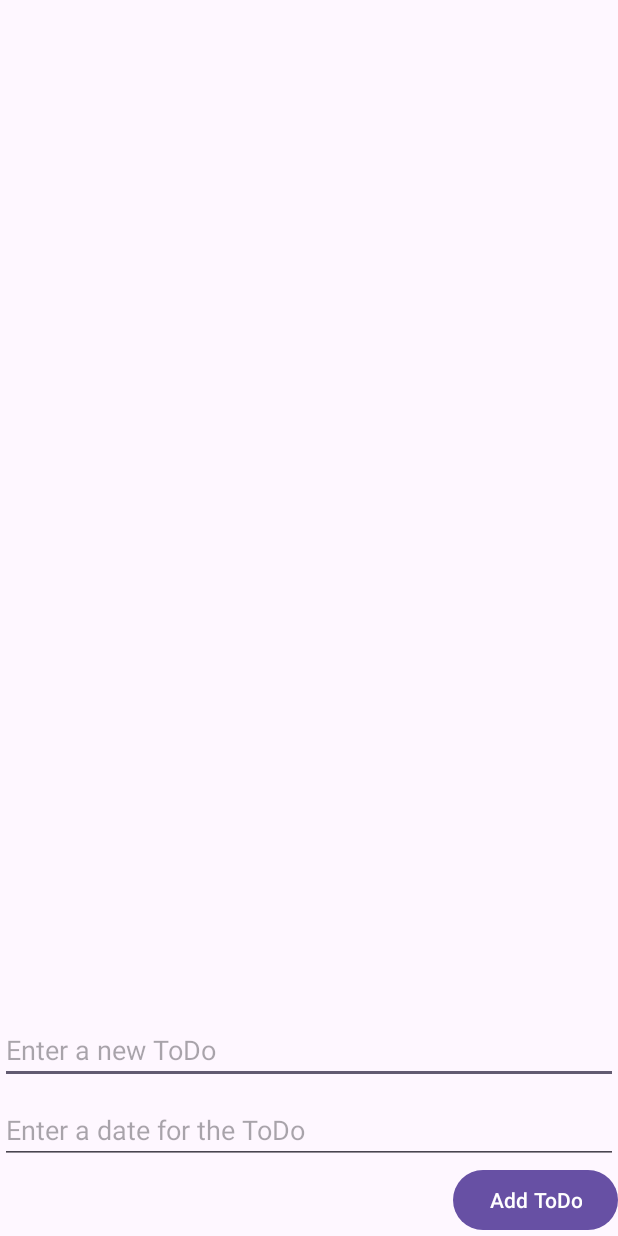
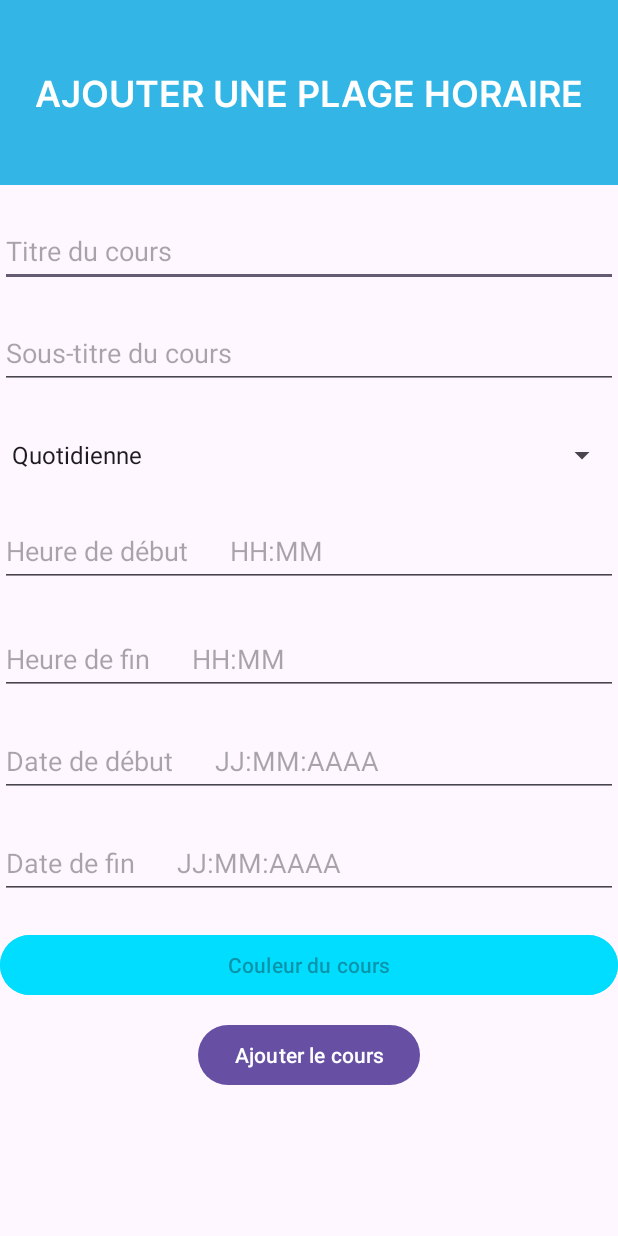
Before and after one commit to Konynico/Chronos-HM40, an Android app: the screen it shows after launch (TodoList before the commit, AddCourseActivity after it), after a tap on "Plage Horaire", on a phone screen of 412 x 824 dp. Run offline under Robolectric (Android 15) with nearby library versions, the phone set to English and light mode, and no system bars; libraries missing offline, so code that uses them is left out: yuku.ambilwarna; 3 other taps on this screen came first.

Commit message:
mise en place de l'emploi du temps

```diff
--- a/app/build.gradle
+++ b/app/build.gradle
@@ -40,5 +40,7 @@ dependencies {
     androidTestImplementation 'androidx.test.ext:junit:1.1.3'
     androidTestImplementation 'androidx.test.espresso:espresso-core:3.4.0'
     implementation 'org.apache.commons:commons-io:1.3.2'
+    implementation 'com.github.yukuku:ambilwarna:2.0.1'
+
 
 }
--- /dev/null
+++ b/app/src/main/java/com/example/chronos_hm40/AddCourseActivity.java
@@ -0,0 +1,97 @@
+package com.example.chronos_hm40;
+
+import androidx.appcompat.app.AppCompatActivity;
+import androidx.constraintlayout.widget.ConstraintLayout;
+import androidx.core.content.ContextCompat;
+
+import android.os.Bundle;
+import android.view.View;
+import android.widget.ArrayAdapter;
+import android.widget.Button;
+import android.widget.EditText;
+import android.widget.Spinner;
+import android.widget.Toast;
+
+import yuku.ambilwarna.AmbilWarnaDialog;
+
+public class AddCourseActivity extends AppCompatActivity {
+    DatabaseHelper databaseHelper = new DatabaseHelper(this);
+
+    ConstraintLayout mLayout;
+    int mDefaultColor;
+    Button mButton;
+    Button buttonSave;
+
+    Spinner spinnerFrequency;
+    ArrayAdapter<CharSequence> frequencyAdapter;
+    @Override
+    protected void onCreate(Bundle savedInstanceState) {
+        super.onCreate(savedInstanceState);
+        setContentView(R.layout.activity_add_course);
+        spinnerFrequency = findViewById(R.id.spinnerFrequency);
+        frequencyAdapter = ArrayAdapter.createFromResource(this, R.array.frequency_options, android.R.layout.simple_spinner_item);
+        frequencyAdapter.setDropDownViewResource(android.R.layout.simple_spinner_dropdown_item);
+        spinnerFrequency.setAdapter(frequencyAdapter);
+
+        mLayout = (ConstraintLayout) findViewById(R.id.layout);
+        mDefaultColor = ContextCompat.getColor(AddCourseActivity.this, R.color.colorPrimary);
+        mButton = (Button) findViewById(R.id.button);
+        mButton.setOnClickListener(new View.OnClickListener() {
+            @Override
+            public void onClick(View v) {
+                openColorPicker();
+            }
+        });
+        buttonSave = findViewById(R.id.buttonAddCourse);
+        buttonSave.setOnClickListener(new View.OnClickListener() {
+            @Override
+            public void onClick(View v) {
+                saveCourse();
+            }
+        });
+    }
+
+    public void openColorPicker() {
+        AmbilWarnaDialog colorPicker = new AmbilWarnaDialog(this, mDefaultColor, new AmbilWarnaDialog.OnAmbilWarnaListener() {
+            @Override
+            public void onCancel(AmbilWarnaDialog dialog) {
+            }
+
+            @Override
+            public void onOk(AmbilWarnaDialog dialog, int color) {
+                mDefaultColor = color;
+                mButton.setBackgroundColor(mDefaultColor);
+            }
+        });
+        colorPicker.show();
+    }
+    private void saveCourse() {
+        EditText editTextTitle = findViewById(R.id.editTextTitle);
+        EditText editTextSubtitle = findViewById(R.id.editTextSubtitle);
+        EditText editTextHourBegin = findViewById(R.id.editTextHourBegin);
+        EditText editTextHourEnd = findViewById(R.id.editTextHourEnd);
+        EditText editTextDateBegin = findViewById(R.id.editTextDateBegin);
+        EditText editTextDateEnd = findViewById(R.id.editTextDateEnd);
+
+        String title = editTextTitle.getText().toString();
+        String subtitle = editTextSubtitle.getText().toString();
+        int color = mDefaultColor;
+        String frequency = spinnerFrequency.getSelectedItem().toString();
+        String hourBegin = editTextHourBegin.getText().toString();
+        String hourEnd = editTextHourEnd.getText().toString();
+        String dateBegin = editTextDateBegin.getText().toString();
+        String dateEnd = editTextDateEnd.getText().toString();
+
+        // Créez une instance de la classe Course avec les données du formulaire
+        Course course = new Course(title, subtitle, color, frequency, hourBegin, hourEnd, dateBegin, dateEnd);
+
+        // Ajoutez la course à la base de données en utilisant DatabaseHelper
+        databaseHelper.addCourse(course);
+
+        // Affichez un message ou effectuez toute autre action après avoir ajouté la course à la base de données
+        Toast.makeText(AddCourseActivity.this, "Course ajoutée avec succès", Toast.LENGTH_SHORT).show();
+
+        // Fermez l'activité AddCourseActivity et retournez à l'activité précédente
+        finish();
+    }
+}
--- /dev/null
+++ b/app/src/main/java/com/example/chronos_hm40/DatabaseHelper.java
@@ -0,0 +1,63 @@
+package com.example.chronos_hm40;
+import android.content.ContentValues;
+import android.content.Context;
+import android.database.sqlite.SQLiteDatabase;
+import android.database.sqlite.SQLiteOpenHelper;
+
+public class DatabaseHelper extends SQLiteOpenHelper {
+    private static final String DATABASE_NAME = "course_db";
+    private static final int DATABASE_VERSION = 1;
+
+    private static final String TABLE_NAME = "courses";
+    private static final String COLUMN_ID = "id";
+    private static final String COLUMN_TITLE = "title";
+    private static final String COLUMN_SUBTITLE = "subtitle";
+    private static final String COLUMN_COLOR = "color";
+    private static final String COLUMN_FREQUENCY = "frequency";
+    private static final String COLUMN_HOUR_BEGIN = "hour_begin";
+    private static final String COLUMN_HOUR_END = "hour_end";
+    private static final String COLUMN_DATE_BEGIN = "date_begin";
+    private static final String COLUMN_DATE_END = "date_end";
+
+    public DatabaseHelper(Context context) {
+        super(context, DATABASE_NAME, null, DATABASE_VERSION);
+    }
+
+    @Override
+    public void onCreate(SQLiteDatabase db) {
+        String CREATE_TABLE = "CREATE TABLE " + TABLE_NAME + "("
+                + COLUMN_ID + " INTEGER PRIMARY KEY AUTOINCREMENT,"
+                + COLUMN_TITLE + " TEXT,"
+                + COLUMN_SUBTITLE + " TEXT,"
+                + COLUMN_COLOR + " INTEGER,"
+                + COLUMN_FREQUENCY + " TEXT,"
+                + COLUMN_HOUR_BEGIN + " TEXT,"
+                + COLUMN_HOUR_END + " TEXT,"
+                + COLUMN_DATE_BEGIN + " TEXT,"
+                + COLUMN_DATE_END + " TEXT"
+                + ")";
+        db.execSQL(CREATE_TABLE);
+    }
+
+    @Override
+    public void onUpgrade(SQLiteDatabase db, int oldVersion, int newVersion) {
+        db.execSQL("DROP TABLE IF EXISTS " + TABLE_NAME);
+        onCreate(db);
+    }
+
+    public void addCourse(Course course) {
+        SQLiteDatabase db = this.getWritableDatabase();
+        ContentValues values = new ContentValues();
+        values.put(COLUMN_TITLE, course.getTitle());
+        values.put(COLUMN_SUBTITLE, course.getSubTitle());
+        values.put(COLUMN_COLOR, course.getColor());
+        values.put(COLUMN_FREQUENCY, course.getFrequency());
+        values.put(COLUMN_HOUR_BEGIN, course.getHourBegin());
+        values.put(COLUMN_HOUR_END, course.getHourEnd());
+        values.put(COLUMN_DATE_BEGIN, course.getDateBegin());
+        values.put(COLUMN_DATE_END, course.getDateEnd());
+        db.insert(TABLE_NAME, null, values);
+        db.close();
+    }
+
+}
--- a/app/src/main/java/com/example/chronos_hm40/MainActivity.java
+++ b/app/src/main/java/com/example/chronos_hm40/MainActivity.java
@@ -3,17 +3,25 @@ package com.example.chronos_hm40;
 import androidx.appcompat.app.AppCompatActivity;
 import androidx.appcompat.app.AppCompatDelegate;
 
+
+
 import android.content.Intent;
+import android.graphics.Color;
 import android.os.Bundle;
 import android.view.View;
+import android.widget.EditText;
+
+import java.nio.file.attribute.AclEntry;
 
 public class MainActivity extends AppCompatActivity {
+
 
     @Override
     protected void onCreate(Bundle savedInstanceState) {
         super.onCreate(savedInstanceState);
         AppCompatDelegate.setDefaultNightMode(AppCompatDelegate.MODE_NIGHT_FOLLOW_SYSTEM);
         setContentView(R.layout.activity_main);
+
     }
 
     public  void onChronoClick(View view){
@@ -31,4 +39,9 @@ public class MainActivity extends AppCompatActivity {
         Intent intent = new Intent(this, CalendarActivity.class);
         startActivity(intent);
     }
+
+    public void onAddCourseClick(View view){
+        Intent intent = new Intent(this, AddCourseActivity.class);
+        startActivity(intent);
+    }
 }
--- /dev/null
+++ b/app/src/main/res/layout/activity_add_course.xml
@@ -0,0 +1,146 @@
+<?xml version="1.0" encoding="utf-8"?>
+<androidx.constraintlayout.widget.ConstraintLayout xmlns:android="http://schemas.android.com/apk/res/android"
+    xmlns:app="http://schemas.android.com/apk/res-auto"
+    xmlns:tools="http://schemas.android.com/tools"
+    android:layout_width="match_parent"
+    android:layout_height="match_parent"
+    android:id="@+id/layout"
+    tools:context=".MainActivity">
+
+    <!-- Vue avec fond bleu qui occupe 25% de la hauteur de l'écran -->
+    <View
+        android:id="@+id/blueView"
+        android:layout_width="wrap_content"
+        android:layout_height="0dp"
+        android:background="@android:color/holo_blue_light"
+        app:layout_constraintBottom_toTopOf="@+id/whiteView"
+        app:layout_constraintEnd_toEndOf="parent"
+        app:layout_constraintStart_toStartOf="parent"
+        app:layout_constraintHeight_percent="0.15"
+        tools:ignore="UnknownIdInLayout" />
+
+    <!-- Titre de la vue -->
+    <TextView
+        android:id="@+id/textView2"
+        android:layout_width="wrap_content"
+        android:layout_height="wrap_content"
+        android:fontFamily="@font/inter_font"
+        android:text="AJOUTER UNE PLAGE HORAIRE"
+        android:textColor="@android:color/white"
+        android:textSize="24sp"
+        android:textStyle="bold"
+        app:layout_constraintBottom_toBottomOf="@+id/blueView"
+        app:layout_constraintEnd_toEndOf="@+id/blueView"
+        app:layout_constraintStart_toStartOf="@+id/blueView"
+        app:layout_constraintTop_toTopOf="@+id/blueView" />
+
+    <!-- Champs de saisie pour les détails du cours -->
+
+
+    <EditText
+        android:id="@+id/editTextTitle"
+        android:layout_width="0dp"
+        android:layout_height="48dp"
+        android:layout_marginTop="20dp"
+        android:hint="Titre du cours"
+        android:inputType="text"
+        app:layout_constraintEnd_toEndOf="parent"
+        app:layout_constraintHorizontal_bias="0.0"
+        app:layout_constraintStart_toStartOf="parent"
+        app:layout_constraintTop_toBottomOf="@+id/blueView" />
+
+    <EditText
+        android:id="@+id/editTextSubtitle"
+        android:layout_width="0dp"
+        android:layout_height="48dp"
+        android:layout_marginTop="20dp"
+        android:hint="Sous-titre du cours"
+        android:inputType="text"
+        app:layout_constraintEnd_toEndOf="parent"
+        app:layout_constraintHorizontal_bias="0.0"
+        app:layout_constraintStart_toStartOf="parent"
+        app:layout_constraintTop_toBottomOf="@+id/editTextTitle" />
+
+    <Spinner
+        android:id="@+id/spinnerFrequency"
+        android:layout_width="0dp"
+        android:layout_height="48dp"
+        android:layout_marginTop="20dp"
+        app:layout_constraintEnd_toEndOf="parent"
+        app:layout_constraintHorizontal_bias="0.0"
+        app:layout_constraintStart_toStartOf="parent"
+        app:layout_constraintTop_toBottomOf="@+id/editTextSubtitle" />
+
+
+    <EditText
+        android:id="@+id/editTextHourBegin"
+        android:layout_width="0dp"
+        android:layout_height="48dp"
+        android:layout_marginTop="16dp"
+        android:hint="Heure de début      HH:MM"
+        android:inputType="text"
+        app:layout_constraintEnd_toEndOf="parent"
+        app:layout_constraintHorizontal_bias="1.0"
+        app:layout_constraintStart_toStartOf="parent"
+        app:layout_constraintTop_toBottomOf="@+id/spinnerFrequency" />
+
+    <EditText
+        android:id="@+id/editTextHourEnd"
+        android:layout_width="0dp"
+        android:layout_height="48dp"
+        android:layout_marginTop="24dp"
+        android:hint="Heure de fin      HH:MM"
+        android:inputType="text"
+        app:layout_constraintEnd_toEndOf="parent"
+        app:layout_constraintHorizontal_bias="0.0"
+        app:layout_constraintStart_toStartOf="parent"
+        app:layout_constraintTop_toBottomOf="@+id/editTextHourBegin" />
+
+    <EditText
+        android:id="@+id/editTextDateBegin"
+        android:layout_width="0dp"
+        android:layout_height="48dp"
+        android:layout_marginTop="20dp"
+        android:hint="Date de début      JJ:MM:AAAA"
+        android:inputType="text"
+        app:layout_constraintEnd_toEndOf="parent"
+        app:layout_constraintHorizontal_bias="0.0"
+        app:layout_constraintStart_toStartOf="parent"
+        app:layout_constraintTop_toBottomOf="@+id/editTextHourEnd" />
+
+    <EditText
+        android:id="@+id/editTextDateEnd"
+        android:layout_width="0dp"
+        android:layout_height="48dp"
+        android:layout_marginTop="20dp"
+        android:hint="Date de fin      JJ:MM:AAAA"
+        android:inputType="text"
+        app:layout_constraintEnd_toEndOf="parent"
+        app:layout_constraintHorizontal_bias="0.0"
+        app:layout_constraintStart_toStartOf="parent"
+        app:layout_constraintTop_toBottomOf="@+id/editTextDateBegin" />
+
+    <Button
+        android:id="@+id/button"
+        android:layout_width="0dp"
+        android:layout_height="wrap_content"
+        android:layout_marginTop="20dp"
+        android:backgroundTint="@android:color/holo_blue_bright"
+        android:hint="Couleur du cours"
+        android:onClick="onAddCourseClick"
+        app:layout_constraintEnd_toEndOf="parent"
+        app:layout_constraintHorizontal_bias="0.0"
+        app:layout_constraintStart_toStartOf="parent"
+        app:layout_constraintTop_toBottomOf="@+id/editTextDateEnd" />
+
+    <Button
+        android:id="@+id/buttonAddCourse"
+        android:layout_width="wrap_content"
+        android:layout_height="wrap_content"
+        android:layout_marginTop="12dp"
+        android:text="Ajouter le cours"
+        app:layout_constraintEnd_toEndOf="parent"
+        app:layout_constraintStart_toStartOf="parent"
+        app:layout_constraintTop_toBottomOf="@+id/button" />
+
+</androidx.constraintlayout.widget.ConstraintLayout>
--- a/app/src/main/res/layout/activity_main.xml
+++ b/app/src/main/res/layout/activity_main.xml
@@ -152,7 +152,7 @@
                     android:layout_marginEnd="8dp"
                     android:layout_weight="1"
                     android:background="@drawable/background_green"
-                    android:onClick="onTodoClick"
+                    android:onClick="onAddCourseClick"
                     android:orientation="vertical"
                     android:padding="30px">
 
--- a/app/src/main/res/values/ids.xml
+++ b/app/src/main/res/values/ids.xml
@@ -1,4 +1,14 @@
 <?xml version="1.0" encoding="utf-8"?>
 <resources>
     <item name="eventListView" type="id" />
+    <item name="editTextDateEnd" type="id" />
+    <item name="editTextHourEnd" type="id" />
+    <item name="buttonAddCourse" type="id" />
+    <item name="editTextDateBegin" type="id" />
+    <item name="editTextHourBegin" type="id" />
+    <item name="editTextFrequency" type="id" />
+    <item name="editTextSchedule" type="id" />
+    <item name="editTextColor" type="id" />
+    <item name="editTextSubtitle" type="id" />
+    <item name="editTextTitle" type="id" />
 </resources>
--- a/app/src/main/res/values/strings.xml
+++ b/app/src/main/res/values/strings.xml
@@ -1,4 +1,11 @@
 <resources>
     <string name="app_name">Chronos</string>
     <string name="button">Button</string>
+    <string-array name="frequency_options">
+            <item>Quotidienne</item>
+            <item>Hebdomadaire</item>
+            <item>Bimensuelle</item>
+            <item>Mensuelle</item>
+            <item>Unique</item>
+    </string-array>
 </resources>
```
Also changed, not shown: app/src/main/AndroidManifest.xml (+9 -4 lines), app/src/main/java/com/example/chronos_hm40/Course.java (added, +87 -0 lines).
